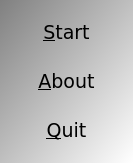
The window that Games/GameConnectThree/qtconnectthreemenudialog.ui (richelbilderbeek/ProjectRichelBilderbeek) describes before a commit, drawn with Qt 5.
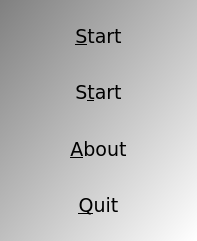
The same window after the commit.

Diff of the .ui file:
```diff
--- a/Games/GameConnectThree/qtconnectthreemenudialog.ui
+++ b/Games/GameConnectThree/qtconnectthreemenudialog.ui
@@ -6,8 +6,8 @@
    <rect>
     <x>0</x>
     <y>0</y>
-    <width>133</width>
-    <height>163</height>
+    <width>197</width>
+    <height>241</height>
    </rect>
   </property>
   <property name="font">
@@ -29,10 +29,6 @@
   </property>
   <layout class="QVBoxLayout" name="verticalLayout">
    <item>
-    <layout class="QHBoxLayout" name="layout_horizontal">
-     <item>
-      <layout class="QVBoxLayout" name="layout_menu">
-       <item>
         <widget class="QPushButton" name="button_start">
          <property name="sizePolicy">
           <sizepolicy hsizetype="Minimum" vsizetype="Minimum">
@@ -48,6 +44,22 @@
          </property>
         </widget>
        </item>
+   <item>
+    <widget class="QPushButton" name="button_start_retro">
+     <property name="sizePolicy">
+      <sizepolicy hsizetype="Minimum" vsizetype="Minimum">
+       <horstretch>0</horstretch>
+       <verstretch>0</verstretch>
+      </sizepolicy>
+     </property>
+     <property name="text">
+      <string>S&amp;tart</string>
+     </property>
+     <property name="flat">
+      <bool>true</bool>
+     </property>
+    </widget>
+   </item>
        <item>
         <widget class="QPushButton" name="button_about">
          <property name="sizePolicy">
@@ -79,10 +91,6 @@
           <bool>true</bool>
          </property>
         </widget>
-       </item>
-      </layout>
-     </item>
-    </layout>
    </item>
   </layout>
  </widget>
```
Lines whose indentation alone changed are shown as unchanged.
